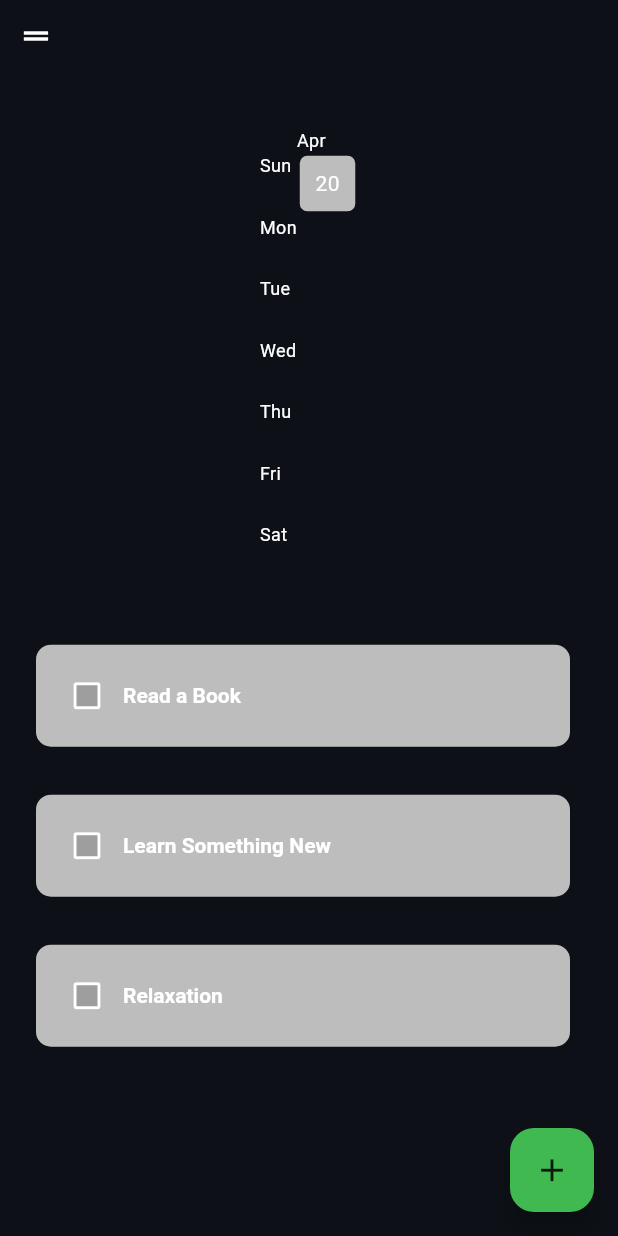
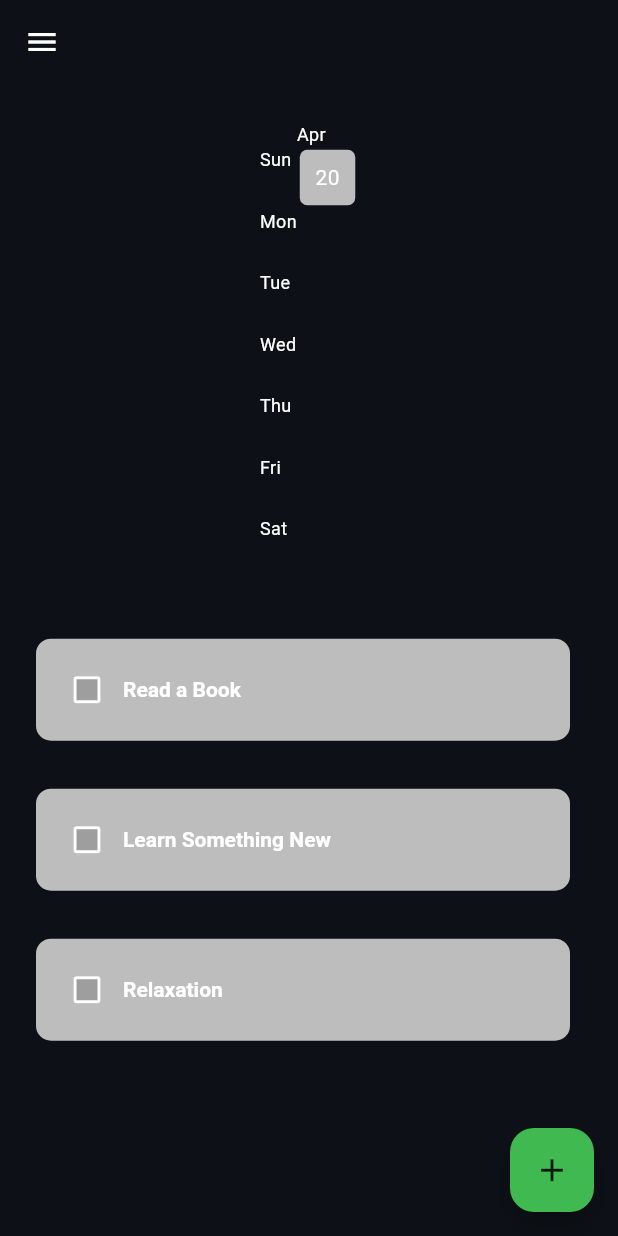
Before and after one commit to abod8639/flutter_habit_tracker, a Flutter app: the screen it shows after launch, on a phone screen of 412 x 824 dp. Run offline on Flutter 3.47's test engine with Material 3 defaults, Android fonts, the light colour scheme and no system bars; drawn by our look-alikes of flutter_heatmap_calendar, flutter_slidable; our stand-ins replace fl_chart, get, hive, hive_flutter; accounts and stored records are empty.

Commit message:
FIX TAVLET

```diff
--- a/lib/view/homepage/Responsive/Phone.dart
+++ b/lib/view/homepage/Responsive/Phone.dart
@@ -14,9 +14,9 @@ class Phone extends StatefulWidget {
 }
 
 class _PhoneState extends State<Phone> with SingleTickerProviderStateMixin {
-  final HabitController _controller = Get.find<HabitController>();
-  late AnimationController _menuAnimationController;
-  late Animation<double> _menuRotationAnimation;
+  final HabitController controller = Get.find<HabitController>();
+  late final AnimationController _menuAnimationController;
+  late final Animation<double> _menuRotationAnimation;
   final ScrollController _scrollController = ScrollController();
 
   @override
@@ -26,12 +26,10 @@ class _PhoneState extends State<Phone> with SingleTickerProviderStateMixin {
       vsync: this,
       duration: const Duration(milliseconds: 300),
     );
-    _menuRotationAnimation = Tween<double>(begin: 0, end: 0.125).animate(
-      CurvedAnimation(
-        parent: _menuAnimationController,
-        curve: Curves.easeInOut,
-      ),
-    );
+    _menuRotationAnimation = Tween<double>(
+      begin: 0,
+      end: 1,
+    ).animate(_menuAnimationController);
   }
 
   @override
@@ -44,41 +42,92 @@ class _PhoneState extends State<Phone> with SingleTickerProviderStateMixin {
   @override
   Widget build(BuildContext context) {
     return Scaffold(
-      drawer: myDrawer(),
+      drawer: const myDrawer(),
       backgroundColor: Theme.of(context).scaffoldBackgroundColor,
       floatingActionButtonLocation: FloatingActionButtonLocation.endFloat,
       floatingActionButton: myfloatingActionButton(
-        onPressed: () => _controller.addHabit(context),
+        onPressed: () => controller.addHabit(context),
       ),
-      body: GetBuilder<HabitController>(
-        builder:
-            (controller) => Stack(
-              children: [
-                CustomScrollView(
+      body: SafeArea(
+        child: GetBuilder<HabitController>(
+          builder: (controller) {
+            final habits = controller.db.todaysHabitList;
+            return CustomScrollView(
               controller: _scrollController,
-                  physics: const BouncingScrollPhysics(),
               slivers: [
+                _appBar(),
+
                 SliverToBoxAdapter(
-                      child: Padding(
-                        padding: const EdgeInsets.only(top: 60),
                   child: MonthlySummary(
                     datasets: controller.db.heatmapDateSet,
                     startDate: controller.getStartDay(),
                   ),
                 ),
+
+                _chikList(habits: habits),
+              ],
+            );
+          },
         ),
-                    SliverList(
+      ),
+    );
+  }
+}
+
+class _appBar extends StatelessWidget {
+  @override
+  Widget build(BuildContext context) {
+    return SliverAppBar(
+      pinned: true,
+      automaticallyImplyLeading: true,
+      surfaceTintColor: Colors.transparent,
+      shadowColor: Colors.transparent,
+      foregroundColor: Colors.transparent,
+      floating: true,
+      backgroundColor: Colors.transparent,
+      leading: Builder(
+        builder: (context) {
+          final state = context.findAncestorStateOfType<_PhoneState>();
+          return AnimatedBuilder(
+            animation: state!._menuRotationAnimation,
+            builder: (context, child) {
+              return Transform.rotate(
+                angle: state._menuRotationAnimation.value * 0.5,
+                child: IconButton(
+                  icon: Icon(
+                    color: Theme.of(context).colorScheme.onSurface,
+                    Icons.menu,
+                  ),
+                  onPressed: () {
+                    state._menuAnimationController.forward().then((_) {
+                      state._menuAnimationController.reverse();
+                      Scaffold.of(context).openDrawer();
+                    });
+                  },
+                ),
+              );
+            },
+          );
+        },
+      ),
+    );
+  }
+}
+
+class _chikList extends StatelessWidget {
+  const _chikList({required this.habits});
+
+  final List<dynamic> habits;
+
+  @override
+  Widget build(BuildContext context) {
+    final HabitController controller = Get.find<HabitController>();
+
+    return SliverList(
       delegate: SliverChildBuilderDelegate((context, index) {
-                        controller.index.value = index;
-                        // Add staggered animation to list items
-                        return AnimatedBuilder(
-                          animation: _scrollController,
-                          builder: (context, child) {
         return TweenAnimationBuilder<double>(
           tween: Tween(begin: 0.0, end: 1.0),
-                              duration: Duration(
-                                milliseconds: 300 + (index * 50),
-                              ),
+          duration: Duration(milliseconds: 300 + (index * 50)),
           curve: Curves.easeOutQuint,
           builder: (context, value, child) {
             return Transform.translate(
@@ -86,67 +135,22 @@ class _PhoneState extends State<Phone> with SingleTickerProviderStateMixin {
               child: Opacity(opacity: value, child: child),
             );
           },
-                              child: TextTaile(
+          child: MyTextTaile(
+            habitName: habits[index][0],
+            habitCompleted: habits[index][1],
             onTap: () {
-                                  controller.toggleHabit(
-                                    (controller.db.todaysHabitList[index][1] ==
-                                        false),
-                                    index,
-                                  );
+              controller.toggleHabit(!habits[index][1], index);
               controller.db.updateData();
             },
-                                onDelete:
-                                    (context) =>
-                                        controller.deleteHabit(index, context),
-                                onEdit:
-                                    (context) =>
-                                        controller.editHabit(index, context),
-                                habitName:
-                                    controller.db.todaysHabitList[index][0],
-                                habitCompleted:
-                                    controller.db.todaysHabitList[index][1],
+            onDelete: (context) => controller.deleteHabit(index, context),
+            onEdit: (context) => controller.editHabit(index, context),
             onChanged: (value) {
               controller.toggleHabit(value, index);
               controller.db.updateData();
             },
           ),
         );
-                          },
-                        );
-                      }, childCount: controller.db.todaysHabitList.length),
-                    ),
-                  ],
-                ),
-                SafeArea(
-                  child: Positioned(
-                    top: 5,
-                    left: 5,
-                    child: Builder(
-                      builder: (context) {
-                        return AnimatedBuilder(
-                          animation: _menuAnimationController,
-                          builder: (context, child) {
-                            return Transform.rotate(
-                              angle: _menuRotationAnimation.value * 2 * 3.14159,
-                              child: IconButton(
-                                onPressed: () {
-                                  _menuAnimationController.forward().then((_) {
-                                    _menuAnimationController.reverse();
-                                    Scaffold.of(context).openDrawer();
-                                  });
-                                },
-                                icon: const Icon(Icons.drag_handle),
-                              ),
-                            );
-                          },
-                        );
-                      },
-                    ),
-                  ),
-                ),
-              ],
-            ),
-      ),
+      }, childCount: habits.length),
     );
   }
 }
--- a/lib/view/widget/TextTaile.dart
+++ b/lib/view/widget/TextTaile.dart
@@ -1,7 +1,7 @@
 import 'package:flutter/material.dart';
 import 'package:flutter_slidable/flutter_slidable.dart';
 
-class TextTaile extends StatefulWidget {
+class MyTextTaile extends StatefulWidget {
   final String habitName;
   final bool habitCompleted;
   final Function(BuildContext)? onDelete;
@@ -9,7 +9,7 @@ class TextTaile extends StatefulWidget {
   final Function(bool?)? onChanged;
   final Function()? onTap;
 
-  const TextTaile({
+  const MyTextTaile({
     required this.habitCompleted,
     required this.onChanged,
     required this.onDelete,
@@ -20,10 +20,10 @@ class TextTaile extends StatefulWidget {
   });
 
   @override
-  State<TextTaile> createState() => _TextTaileState();
+  State<MyTextTaile> createState() => _MyTextTaileState();
 }
 
-class _TextTaileState extends State<TextTaile>
+class _MyTextTaileState extends State<MyTextTaile>
     with SingleTickerProviderStateMixin {
   late AnimationController _animationController;
   late Animation<double> _scaleAnimation;
@@ -46,7 +46,7 @@ class _TextTaileState extends State<TextTaile>
   }
 
   @override
-  void didUpdateWidget(TextTaile oldWidget) {
+  void didUpdateWidget(MyTextTaile oldWidget) {
     super.didUpdateWidget(oldWidget);
     if (widget.habitCompleted != oldWidget.habitCompleted) {
       if (widget.habitCompleted) {
```
Also changed, not shown: lib/view/homepage/Responsive/Tablet.dart (+19 -13 lines), lib/view/widget/myalartD.dart (+10 -1 lines). Lines whose indentation alone changed are shown as unchanged.
